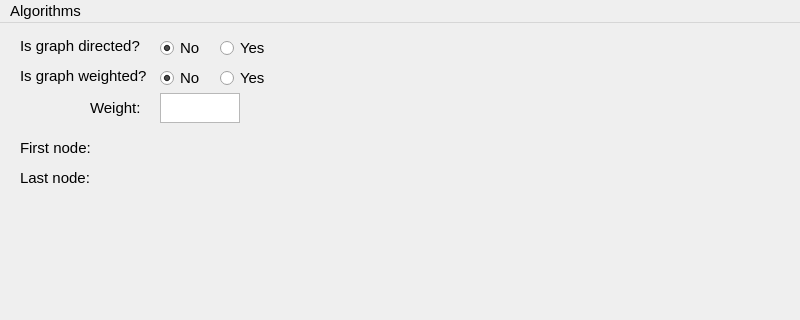
First picture: the form in MainWindow.ui, repository cristian-george/GraphTheoryFramework, before the edit; both pictures show x 0 to 800 and y 0 to 320 of the 800 by 600 pixel window.
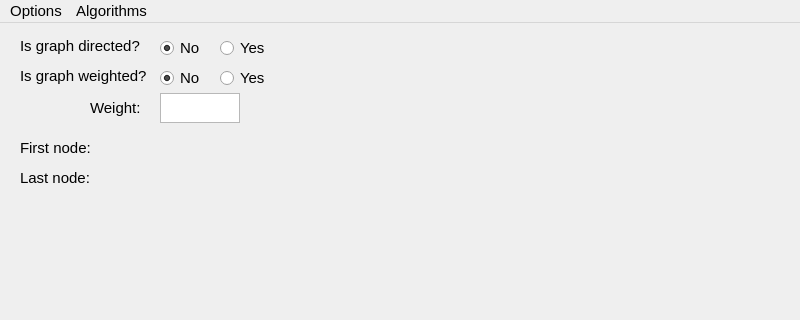
Second picture: the form after the edit.

The edit to the form file:
```diff
--- a/MainWindow.ui
+++ b/MainWindow.ui
@@ -18,6 +18,9 @@
   <property name="windowTitle">
    <string>MainWindow</string>
   </property>
+  <property name="styleSheet">
+   <string notr="true"/>
+  </property>
   <widget class="QWidget" name="centralwidget">
    <widget class="QRadioButton" name="directedRadioButton">
     <property name="enabled">
@@ -257,7 +260,7 @@
      <x>0</x>
      <y>0</y>
      <width>800</width>
-     <height>25</height>
+     <height>21</height>
     </rect>
    </property>
    <widget class="QMenu" name="menuAlgoritmi">
@@ -267,6 +270,15 @@
     <addaction name="actionBreadthFirstSearch"/>
     <addaction name="actionDepthFirstSearch"/>
    </widget>
+   <widget class="QMenu" name="menuOptions">
+    <property name="title">
+     <string>Options</string>
+    </property>
+    <addaction name="actionPrintAdjacencyMatrix"/>
+    <addaction name="actionPrintAdjacencyLists"/>
+    <addaction name="actionClearGraph"/>
+   </widget>
+   <addaction name="menuOptions"/>
    <addaction name="menuAlgoritmi"/>
   </widget>
   <action name="actionBreadthFirstSearch">
```
Left out of the diff: 15 changed lines with no effect on the pictures.
